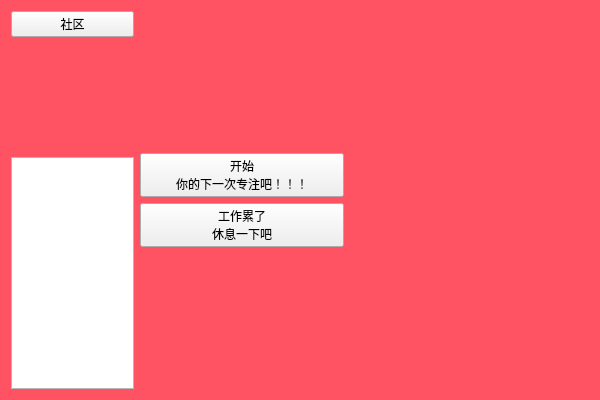
The window that pomodoro.ui (yeteye/Software_Engineering_ClassWork) describes before a commit, drawn with Qt 5.
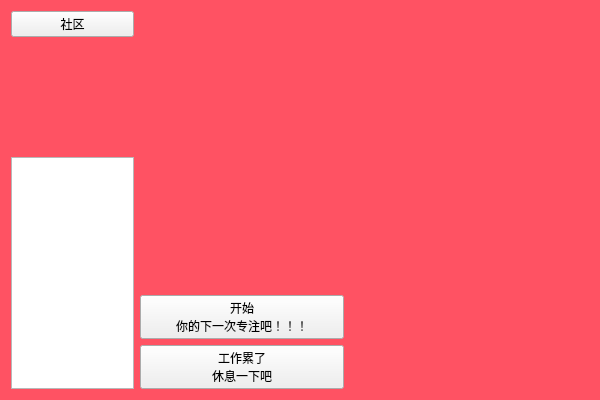
The same window after the commit. Icons and pictures are not drawn.

Commit message: make the place of clock fixed

What changed in the file:
```diff
--- a/pomodoro.ui
+++ b/pomodoro.ui
@@ -37,8 +37,8 @@
         <widget class="QLabel" name="avatar">
          <property name="maximumSize">
           <size>
-           <width>110</width>
-           <height>110</height>
+           <width>115</width>
+           <height>115</height>
           </size>
          </property>
          <property name="text">
@@ -69,7 +69,15 @@
    <item>
     <layout class="QVBoxLayout" name="verticalLayout_3" stretch="4,2">
      <item>
-      <layout class="QVBoxLayout" name="verticalLayout_5"/>
+      <layout class="QVBoxLayout" name="verticalLayout_5">
+       <item>
+        <widget class="QLabel" name="label">
+         <property name="text">
+          <string/>
+         </property>
+        </widget>
+       </item>
+      </layout>
      </item>
      <item>
       <layout class="QVBoxLayout" name="verticalLayout_4">
```
The commit also changes 1 other file.
